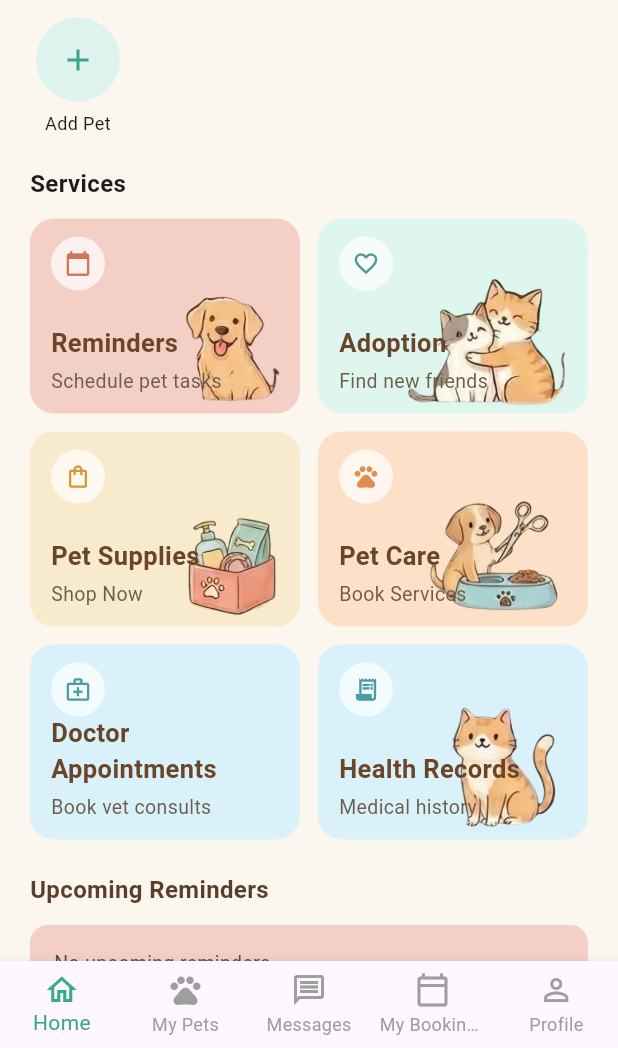
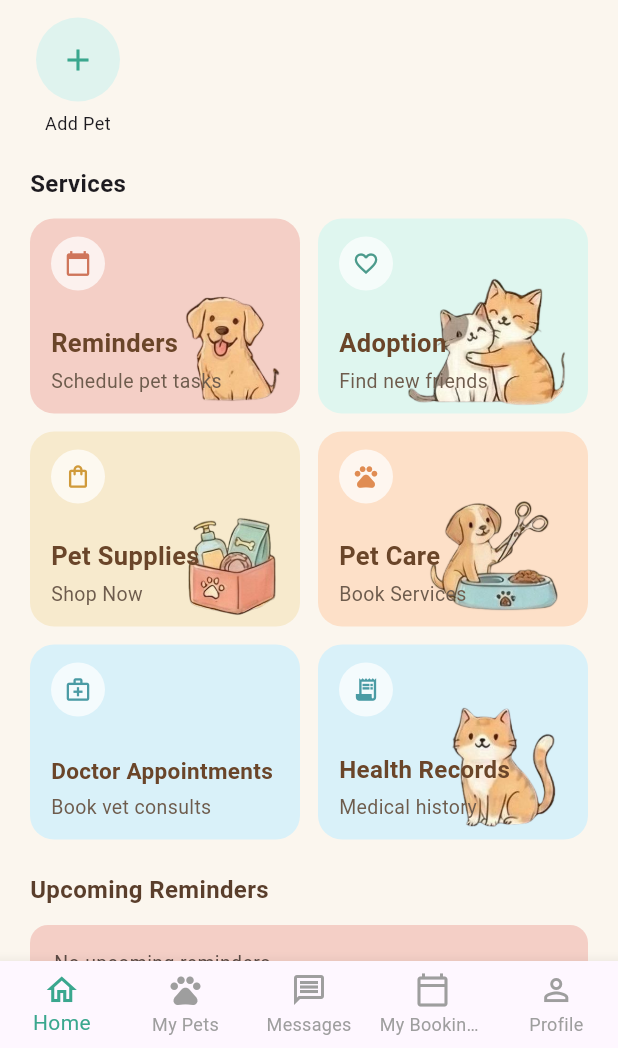
Before and after one commit to RamaAlkhatib2/pawvera, a Flutter app: the Home screen opened directly, on a phone screen of 412 x 824 dp, the part 188-1236 px from its top. Run offline on Flutter 3.47's test engine with Material 3 defaults, Android fonts, the phone set to English and light mode, and no system bars; our stand-ins replace cloud_firestore, firebase_auth, firebase_core, firebase_storage, flutter_local_notifications, hive and 6 more; accounts and stored records are empty.

Commit message:
Refactor layout in Home page to improve text fitting and alignment

```diff
--- a/lib/pages/home.dart
+++ b/lib/pages/home.dart
@@ -463,11 +463,16 @@ class _HomePageState extends State<Home> {
             ),
           Align(
             alignment: Alignment.bottomLeft,
+            child: Padding(
+              padding: EdgeInsets.only(right: imagePath != null ? 38.0 : 4.0),
               child: Column(
                 mainAxisSize: MainAxisSize.min,
                 crossAxisAlignment: CrossAxisAlignment.start,
                 children: [
-                Text(
+                  FittedBox(
+                    fit: BoxFit.scaleDown,
+                    alignment: Alignment.centerLeft,
+                    child: Text(
                       title,
                       style: const TextStyle(
                         fontSize: 17,
@@ -475,15 +480,21 @@ class _HomePageState extends State<Home> {
                         color: Color(0xFF6A4529),
                       ),
                     ),
+                  ),
                   const SizedBox(height: 4),
-                Text(
+                  FittedBox(
+                    fit: BoxFit.scaleDown,
+                    alignment: Alignment.centerLeft,
+                    child: Text(
                       subtitle,
                       style: const TextStyle(
                         fontSize: 13,
                         color: Color(0xFF6E5C4D),
                       ),
                     ),
+                  ),
                 ],
+              ),
             ),
           ),
         ],
```
Lines whose indentation alone changed are shown as unchanged.
